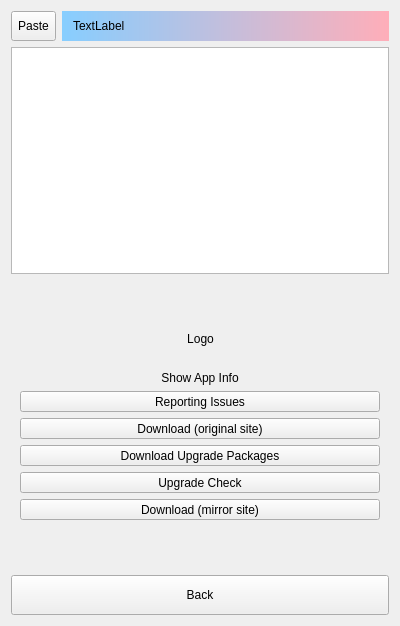
This is src/RemarksAbout.ui in ic005k/Knot-Legacy as Qt 5 draws it before an edit. The edited form follows.
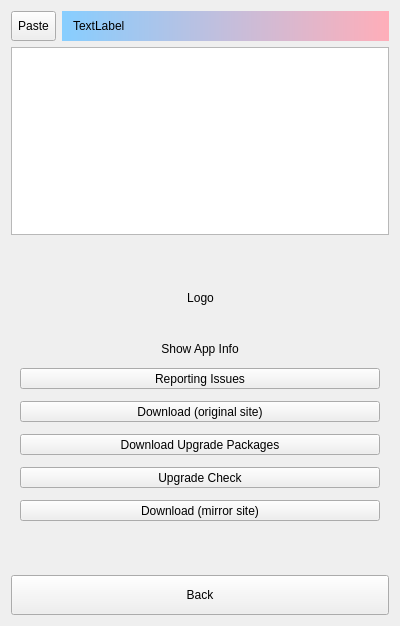
This is the edited form.

```diff
--- a/src/RemarksAbout.ui
+++ b/src/RemarksAbout.ui
@@ -81,6 +81,9 @@
       <enum>QFrame::Raised</enum>
      </property>
      <layout class="QVBoxLayout" name="verticalLayout">
+      <property name="spacing">
+       <number>12</number>
+      </property>
       <item>
        <spacer name="verticalSpacer_2">
         <property name="orientation">
```
